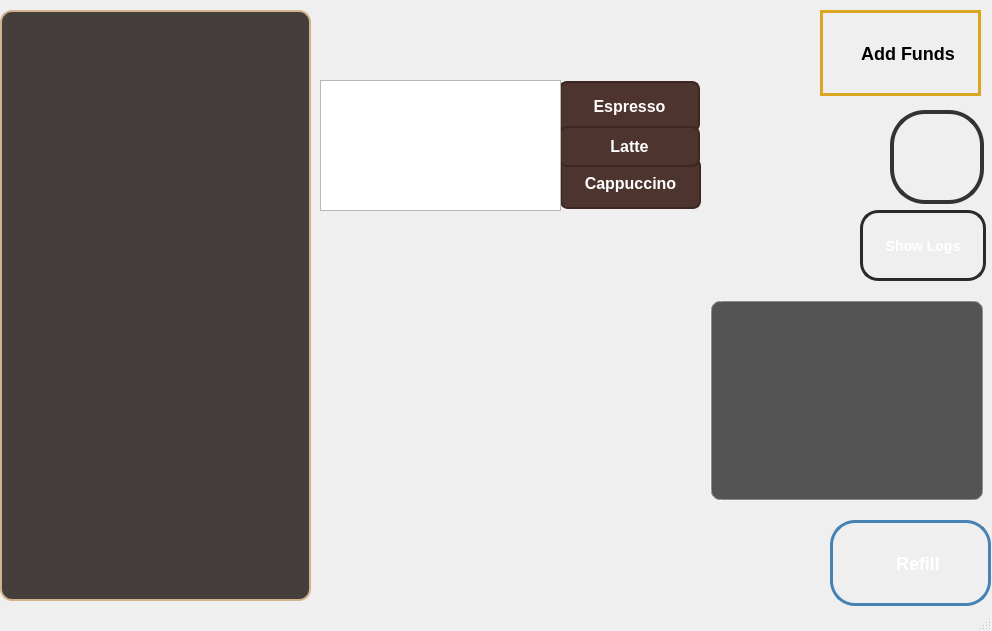
Before: the Qt Designer form CoffeeMachineSimulation/mainwindow.ui in JayeshKant/Coffee-Machine-, drawn with Qt 5.
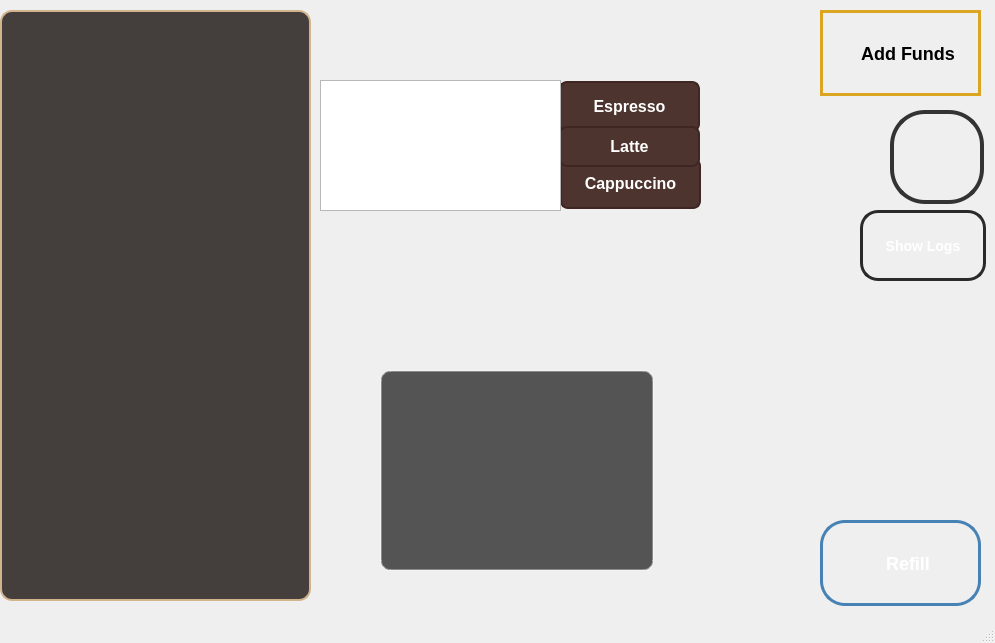
After: the same form once the commit is applied. Icons and pictures are not drawn.

```diff
--- a/CoffeeMachineSimulation/mainwindow.ui
+++ b/CoffeeMachineSimulation/mainwindow.ui
@@ -6,10 +6,16 @@
    <rect>
     <x>0</x>
     <y>0</y>
-    <width>992</width>
-    <height>631</height>
+    <width>995</width>
+    <height>643</height>
    </rect>
   </property>
+  <property name="sizePolicy">
+   <sizepolicy hsizetype="Expanding" vsizetype="Expanding">
+    <horstretch>0</horstretch>
+    <verstretch>0</verstretch>
+   </sizepolicy>
+  </property>
   <property name="windowTitle">
    <string>MainWindow</string>
   </property>
@@ -209,7 +215,7 @@
    <widget class="QPushButton" name="btnRefill">
     <property name="geometry">
      <rect>
-      <x>830</x>
+      <x>820</x>
       <y>520</y>
       <width>161</width>
       <height>86</height>
@@ -352,8 +358,8 @@
    <widget class="QTextEdit" name="textLogViewer">
     <property name="geometry">
      <rect>
-      <x>710</x>
-      <y>300</y>
+      <x>380</x>
+      <y>370</y>
       <width>274</width>
       <height>201</height>
      </rect>
@@ -413,8 +419,8 @@
    <widget class="QLabel" name="lblCoffeeCup">
     <property name="geometry">
      <rect>
-      <x>450</x>
-      <y>390</y>
+      <x>850</x>
+      <y>330</y>
       <width>141</width>
       <height>172</height>
      </rect>
```
Left out of the diff: 12 changed lines with no effect on the pictures.
